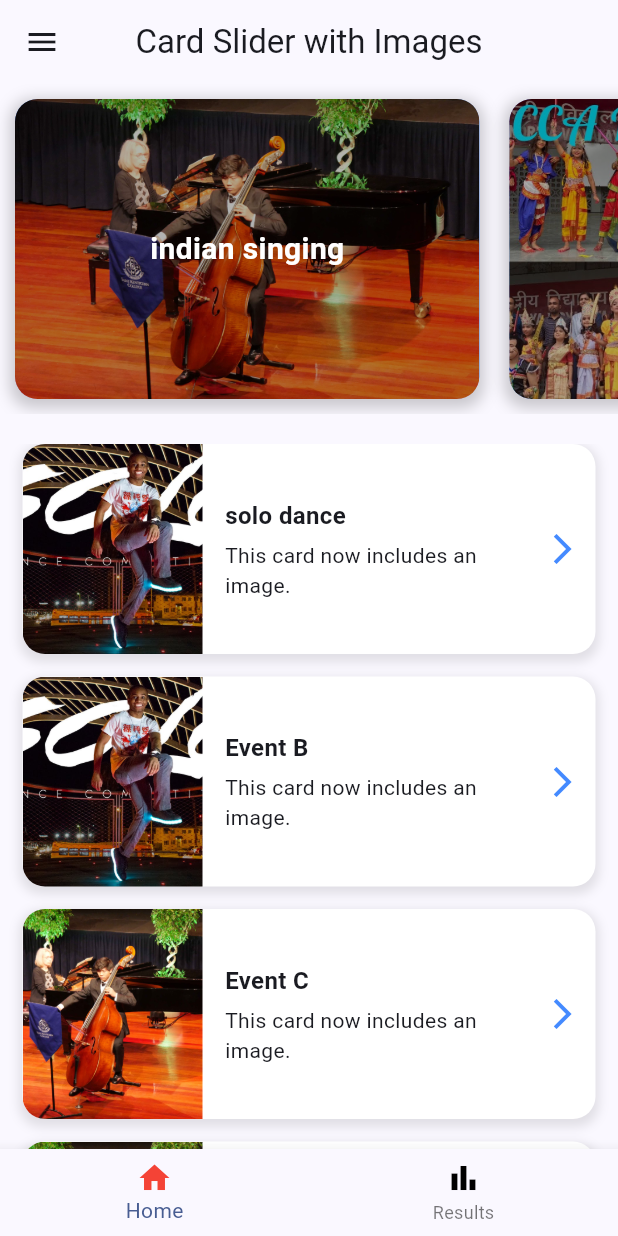
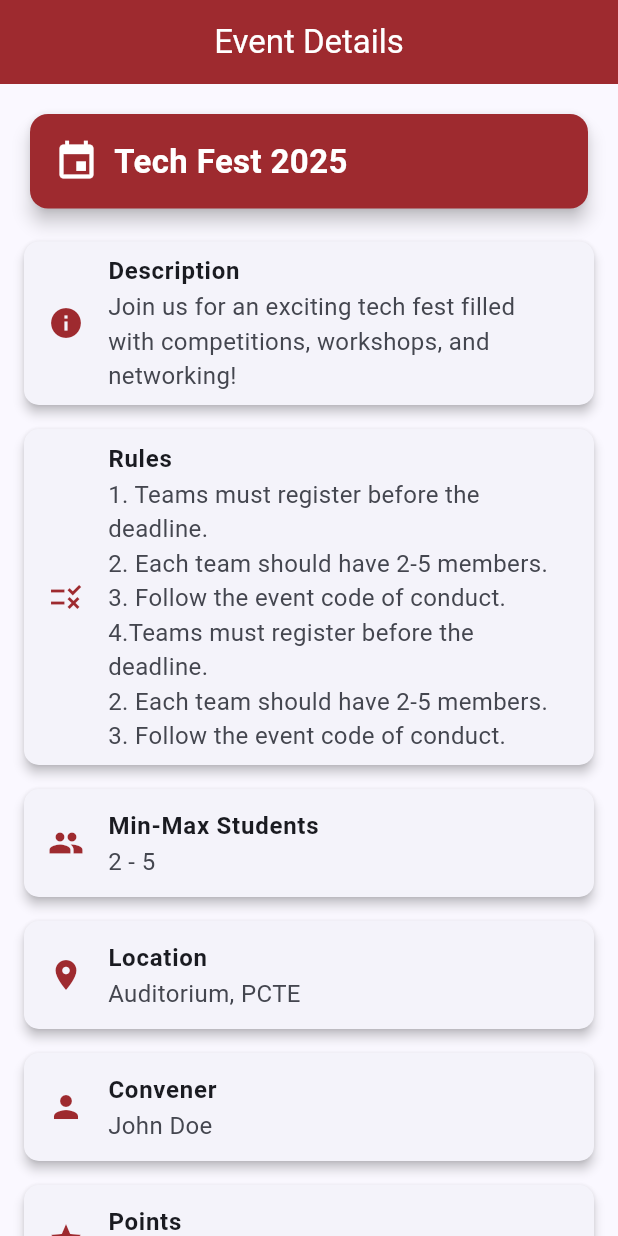
Before and after one commit to THExKIDD/pcte_event_management, a Flutter app: the screen it shows after launch, on a phone screen of 412 x 824 dp. Run offline on Flutter 3.47's test engine with Material 3 defaults, Android fonts, the phone set to English and light mode, and no system bars; our stand-ins replace dio, flutter_dotenv, flutter_secure_storage.

Commit message:
add event detail

```diff
--- a/lib/main_app.dart
+++ b/lib/main_app.dart
@@ -3,6 +3,7 @@ import 'package:pcte_event_management/Providers/login_provider.dart';
 import 'package:pcte_event_management/Providers/pass_provider.dart';
 
 import 'package:pcte_event_management/ui/Event.dart';
+import 'package:pcte_event_management/ui/EventDetails.dart';
 import 'package:pcte_event_management/ui/result.dart';
 
 import 'package:pcte_event_management/ui/forgot_email.dart';
@@ -29,7 +30,7 @@ class MainApp extends StatelessWidget {
           ),
         ),
 
-        home: SplashScreen(),
+        home: EventDetailsPage(),
       ),
     );
   }
--- /dev/null
+++ b/lib/ui/EventDetails.dart
@@ -0,0 +1,84 @@
+import 'package:flutter/material.dart';
+
+class EventDetailsPage extends StatelessWidget {
+  final String eventName = "Tech Fest 2025";
+  final String description =
+      "Join us for an exciting tech fest filled with competitions, workshops, and networking!";
+  final String rules =
+      "1. Teams must register before the deadline.\n2. Each team should have 2-5 members.\n3. Follow the event code of conduct. \n4.Teams must register before the deadline.\n2. Each team should have 2-5 members.\n3. Follow the event code of conduct.";
+  final int maxStudents = 5;
+  final int minStudents = 2;
+  final String location = "Auditorium, PCTE";
+  final String convener = "John Doe";
+  final int points = 50;
+
+  @override
+  Widget build(BuildContext context) {
+    return Scaffold(
+      appBar: AppBar(
+        title: Text("Event Details", style: TextStyle(color: Colors.white),),
+        centerTitle: true,
+        backgroundColor: Color(0xFF9E2A2F),
+      ),
+      body: SingleChildScrollView(
+        padding: const EdgeInsets.all(16.0),
+        child: Column(
+          crossAxisAlignment: CrossAxisAlignment.start,
+          children: [
+            _buildEventNameCard(),
+            SizedBox(height: 10),
+            _buildInfoCard(Icons.info, "Description", description),
+            _buildInfoCard(Icons.rule, "Rules", rules),
+            _buildInfoCard(Icons.group, "Min-Max Students",
+                "$minStudents - $maxStudents"),
+            _buildInfoCard(Icons.location_on, "Location", location),
+            _buildInfoCard(Icons.person, "Convener", convener),
+            _buildInfoCard(Icons.star, "Points", "$points Points"),
+            SizedBox(height: 20),
+
+          ],
+        ),
+      ),
+    );
+  }
+
+  Widget _buildEventNameCard() {
+    return Card(
+      color: Color(0xFF9E2A2F),
+      shape: RoundedRectangleBorder(borderRadius: BorderRadius.circular(12)),
+      elevation: 5,
+      child: Padding(
+        padding: const EdgeInsets.all(16.0),
+        child: Row(
+          children: [
+            Icon(Icons.event, color: Colors.white, size: 30),
+            SizedBox(width: 10),
+            Expanded(
+              child: Text(
+                eventName,
+                style: TextStyle(
+                  color: Colors.white,
+                  fontSize: 22,
+                  fontWeight: FontWeight.bold,
+                ),
+              ),
+            ),
+          ],
+        ),
+      ),
+    );
+  }
+
+  Widget _buildInfoCard(IconData icon, String title, String value) {
+    return Card(
+      elevation: 3,
+      shape: RoundedRectangleBorder(borderRadius: BorderRadius.circular(10)),
+      margin: EdgeInsets.symmetric(vertical: 8),
+      child: ListTile(
+        leading: Icon(icon, color: Color(0xFF9E2A2F)),
+        title: Text(title, style: TextStyle(fontWeight: FontWeight.bold)),
+        subtitle: Text(value, style: TextStyle(fontSize: 16)),
+      ),
+    );
+  }
+}
```
